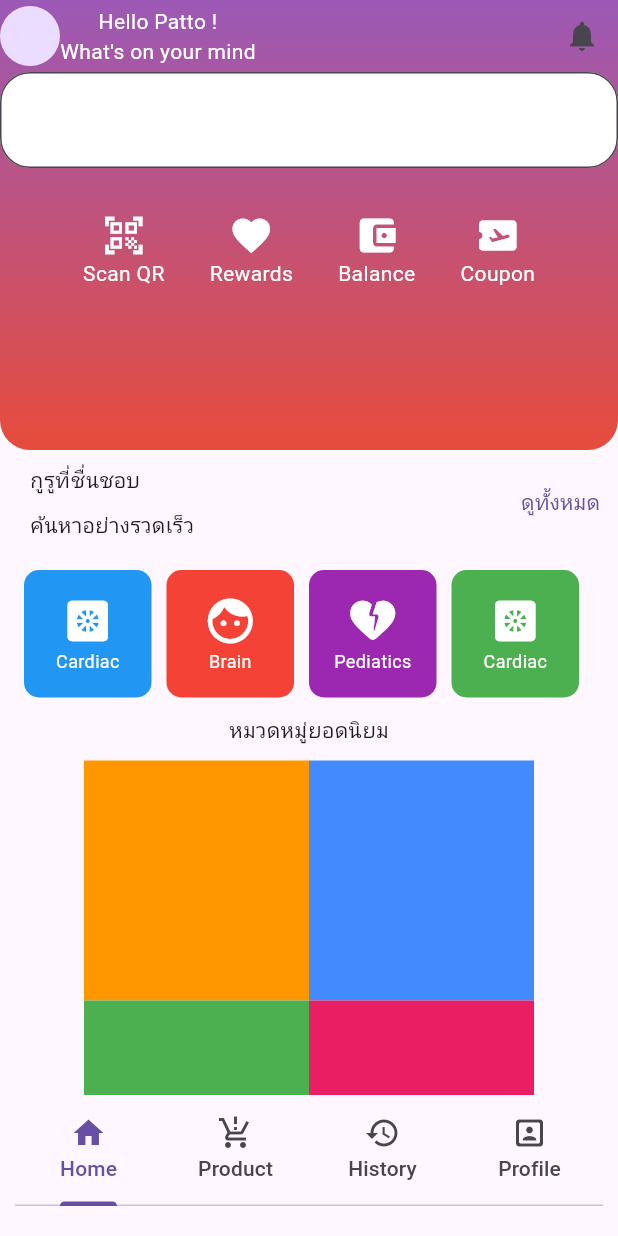
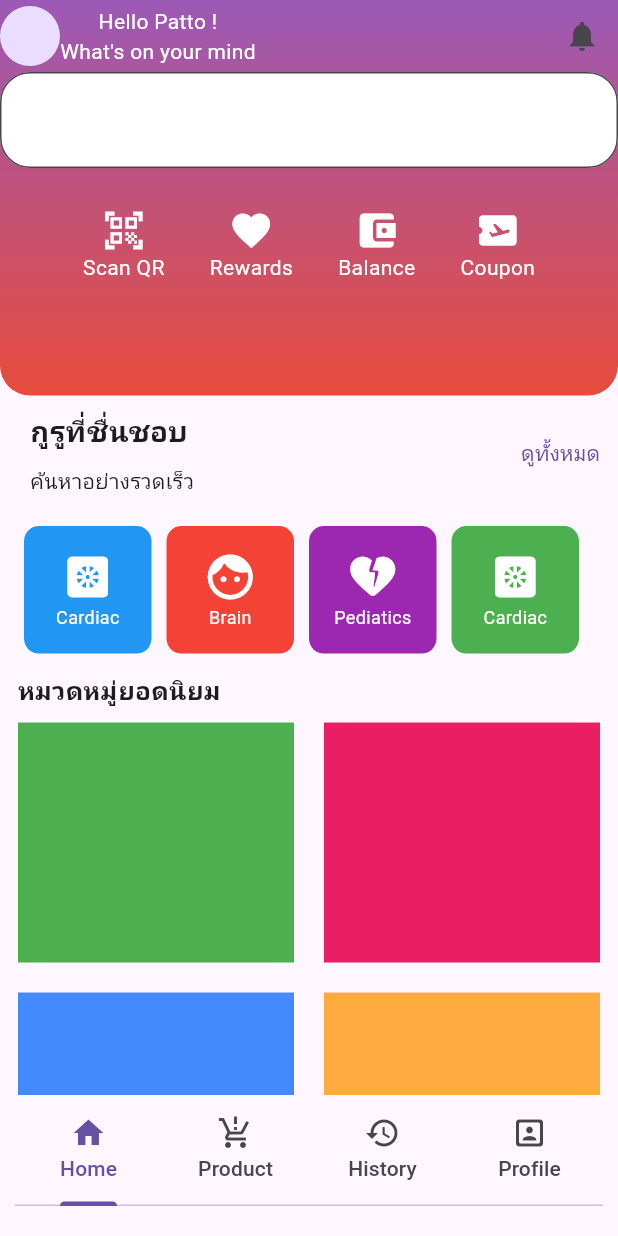
Before and after one commit to nabhatra/okapp, a Flutter app: the screen it shows after launch, on a phone screen of 412 x 824 dp. Run offline on Flutter 3.47's test engine with Material 2 defaults, Android fonts, the phone set to English and light mode, and no system bars; our stand-ins replace sizer; Roboto replaces fonts that are missing (Kanit).

Commit message:
new version 23/07

```diff
--- a/lib/main.dart
+++ b/lib/main.dart
@@ -1,5 +1,6 @@
 import 'package:flutter/material.dart';
 import 'package:okapp/pages/register.dart';
+import 'package:sizer/sizer.dart';
 import 'pages/login_page.dart';
 import 'pages/dashboard.dart';
 
@@ -13,6 +14,7 @@ class MyApp extends StatelessWidget {
   // This widget is the root of your application.
   @override
   Widget build(BuildContext context) {
+    return Sizer(builder: (context, Orientation, DeviceType) {
       return MaterialApp(
         title: 'Flutter Demo',
         theme: ThemeData(
@@ -35,8 +37,10 @@ class MyApp extends StatelessWidget {
             useMaterial3: true,
             fontFamily: 'Kanit',
             inputDecorationTheme: InputDecorationTheme(
-            border: OutlineInputBorder(borderRadius: BorderRadius.circular(20)),
-            contentPadding: EdgeInsets.symmetric(vertical: 20, horizontal: 30),
+              border:
+                  OutlineInputBorder(borderRadius: BorderRadius.circular(20)),
+              contentPadding:
+                  EdgeInsets.symmetric(vertical: 20, horizontal: 30),
               floatingLabelBehavior: FloatingLabelBehavior.always,
             )),
         // home: const LoginPage(),
@@ -52,6 +56,7 @@ class MyApp extends StatelessWidget {
           "/SignIn": (context) => LoginPage(),
         },
       );
+    });
   }
 }
 
--- a/lib/pages/menu_page.dart
+++ b/lib/pages/menu_page.dart
@@ -1,5 +1,6 @@
 import 'package:flutter/material.dart';
 import 'package:okapp/constants/constant.dart';
+import 'package:sizer/sizer.dart';
 
 class MenuPage extends StatefulWidget {
   const MenuPage({Key? key}) : super(key: key);
@@ -26,9 +27,10 @@ class _MenuPageState extends State<MenuPage> {
 
   Widget _buildHeader() {
     return Container(
-      // width: double.infinity,
-      width: MediaQuery.of(context).size.width,
-      height: 300,
+      width: 100.w,
+      height: 32.h,
+      // width: MediaQuery.of(context).size.width,
+      // height: 300,
       decoration: BoxDecoration(
           gradient: Constant.linearBackgroundColor,
           borderRadius: BorderRadius.only(
@@ -69,7 +71,7 @@ class _MenuPageState extends State<MenuPage> {
               ),
             ),
             Container(
-              height: 20,
+              height: 2.h,
             ),
             Padding(
               padding: const EdgeInsets.all(10),
@@ -115,7 +117,9 @@ class _MenuPageState extends State<MenuPage> {
                 Column(
                   crossAxisAlignment: CrossAxisAlignment.start,
                   children: [
-                    Text('กูรูที่ชื่นชอบ'),
+                    Text('กูรูที่ชื่นชอบ',
+                        style: TextStyle(
+                            fontSize: 14.sp, fontWeight: FontWeight.bold)),
                     SizedBox(height: 10),
                     Text('ค้นหาอย่างรวดเร็ว'),
                   ],
@@ -200,9 +204,13 @@ class _MenuPageState extends State<MenuPage> {
       child: Padding(
         padding: const EdgeInsets.all(12),
         child: Column(
+          crossAxisAlignment: CrossAxisAlignment.start,
           children: [
             //แถวที่ 1
-            Text('หมวดหมู่ยอดนิยม'),
+            Text(
+              'หมวดหมู่ยอดนิยม',
+              style: TextStyle(fontSize: 17, fontWeight: FontWeight.w600),
+            ),
             //แถวที่ 2
             SizedBox(
               height: 10,
@@ -210,16 +218,27 @@ class _MenuPageState extends State<MenuPage> {
             Row(
               mainAxisAlignment: MainAxisAlignment.center,
               children: [
-                Container(width: 150, height: 160, color: Colors.orange),
-                Container(width: 150, height: 160, color: Colors.blueAccent),
+                Expanded(child: Container(height: 160, color: Colors.green)),
+                Container(
+                  width: 20,
+                ),
+                Expanded(child: Container(height: 160, color: Colors.pink)),
               ],
+            ),
+            Container(
+              height: 20,
             ),
             //แถวที่ 3
             Row(
               mainAxisAlignment: MainAxisAlignment.center,
               children: [
-                Container(width: 150, height: 160, color: Colors.green),
-                Container(width: 150, height: 160, color: Colors.pink),
+                Expanded(
+                    child: Container(height: 160, color: Colors.blueAccent)),
+                Container(
+                  width: 20,
+                ),
+                Expanded(
+                    child: Container(height: 160, color: Colors.orangeAccent)),
               ],
             ),
           ],
--- a/pubspec.yaml
+++ b/pubspec.yaml
@@ -31,7 +31,7 @@ dependencies:
   flutter:
     sdk: flutter
   http: ^1.1.0
-
+  sizer: ^2.0.15
 
   # The following adds the Cupertino Icons font to your application.
   # Use with the CupertinoIcons class for iOS style icons.
```
Also changed, not shown: pubspec.lock. Lines whose indentation alone changed are shown as unchanged.
